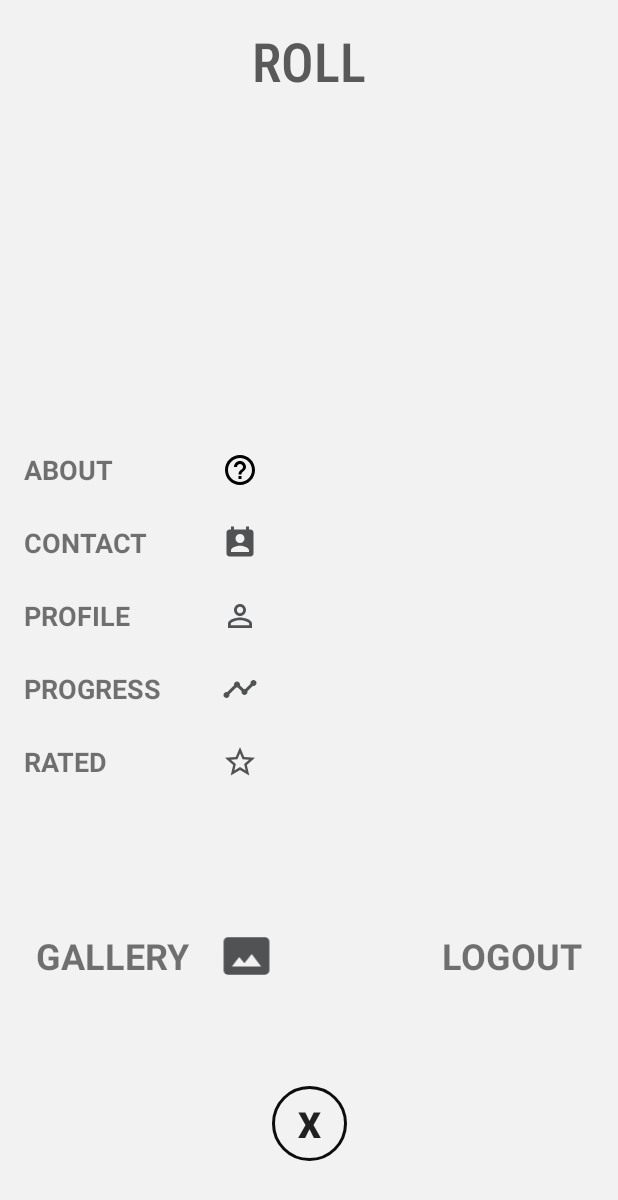
After one commit to ikhsanmoh/androidProject-rollApp, an Android app: the Home screen opened directly, with no data from a screen before it, on a phone screen of 412 x 824 dp. The commit adds this screen. Shown: the top 1200 px of the screen. Run offline under Robolectric (Android 15) with nearby library versions, the phone set to English and light mode, and no system bars.

Commit message:
Finish modul Home. Arrange activity flow

```diff
--- a/app/src/main/AndroidManifest.xml
+++ b/app/src/main/AndroidManifest.xml
@@ -11,7 +11,8 @@
         android:roundIcon="@mipmap/ic_launcher_round"
         android:supportsRtl="true"
         android:theme="@style/AppTheme">
-        <activity android:name=".OrderCompleted"></activity>
+        <activity android:name=".Home"></activity>
+        <activity android:name=".OrderCompleted" />
         <activity android:name=".OrderConfirmation" />
         <activity android:name=".BookingForm" />
         <activity android:name=".PhotographerProfileActivity" />
--- a/app/src/main/java/project/roll/BerandaActivity.java
+++ b/app/src/main/java/project/roll/BerandaActivity.java
@@ -5,7 +5,12 @@ import androidx.appcompat.app.AppCompatActivity;
 import androidx.recyclerview.widget.GridLayoutManager;
 import androidx.recyclerview.widget.RecyclerView;
 
+import android.content.BroadcastReceiver;
+import android.content.Context;
+import android.content.Intent;
+import android.content.IntentFilter;
 import android.os.Bundle;
+import android.util.Log;
 import android.view.MenuItem;
 import android.widget.Toast;
 
@@ -17,22 +22,25 @@ import project.roll.utils.SampleDataSet;
 public class BerandaActivity extends AppCompatActivity {
 
   private RecyclerView photographerRecView;
+  private BroadcastReceiver broadcastReceiver;
+
+  private Toast toast;
+  private Intent myInt;
 
   private BottomNavigationView.OnNavigationItemSelectedListener navListener =
           new BottomNavigationView.OnNavigationItemSelectedListener() {
             @Override
             public boolean onNavigationItemSelected(@NonNull MenuItem item) {
-              Toast toast = null;
-
               switch (item.getItemId()){
                 case R.id.nav_home:
-                  toast = Toast.makeText(getApplicationContext(),"Home Selected",Toast.LENGTH_SHORT);
+                  myInt = new Intent(BerandaActivity.this, Home.class);
+                  startActivity(myInt);
                   break;
                 case R.id.nav_categories:
-                  toast = Toast.makeText(getApplicationContext(),"Categories Selected",Toast.LENGTH_SHORT);
+                  toast = Toast.makeText(getApplicationContext(),"Categories selected, but no action!",Toast.LENGTH_SHORT);
+                  toast.show();
                   break;
               }
-              toast.show();
               return true;
             }
           };
@@ -52,5 +60,23 @@ public class BerandaActivity extends AppCompatActivity {
 
     BottomNavigationView bottomNav = findViewById(R.id.bottom_navigation);
     bottomNav.setOnNavigationItemSelectedListener(navListener);
+
+    broadcastReceiver = new BroadcastReceiver() {
+      @Override
+      public void onReceive(Context arg0, Intent intent) {
+        String action = intent.getAction();
+        if (action.equals("finish_all_activity")) {
+          Log.d("OnReceiveTest", "Beranda Finished");
+          finish();
+        }
+      }
+    };
+    registerReceiver(broadcastReceiver, new IntentFilter("finish_all_activity"));
+  }
+
+  @Override
+  protected void onDestroy() {
+    super.onDestroy();
+    unregisterReceiver(broadcastReceiver);
   }
 }
--- a/app/src/main/java/project/roll/BookingForm.java
+++ b/app/src/main/java/project/roll/BookingForm.java
@@ -118,13 +118,13 @@ public class BookingForm extends AppCompatActivity implements View.OnClickListen
       @Override
       public void onReceive(Context arg0, Intent intent) {
         String action = intent.getAction();
-        if (action.equals("finish_activity")) {
+        if (action.equals("finish_order_activity")) {
           Log.d("OnReceiveTest", "Booking Form Finished");
           finish();
         }
       }
     };
-    registerReceiver(broadcastReceiver, new IntentFilter("finish_activity"));
+    registerReceiver(broadcastReceiver, new IntentFilter("finish_order_activity"));
   }
 
   public ArrayAdapter<String> adapterSetup(){
--- /dev/null
+++ b/app/src/main/java/project/roll/Home.java
@@ -0,0 +1,43 @@
+package project.roll;
+
+import androidx.appcompat.app.AppCompatActivity;
+
+import android.content.Intent;
+import android.os.Bundle;
+import android.view.View;
+import android.widget.Button;
+import android.widget.TextView;
+
+public class Home extends AppCompatActivity implements View.OnClickListener {
+
+  private TextView btnLogout;
+  private Button btnClose;
+
+  @Override
+  protected void onCreate(Bundle savedInstanceState) {
+    super.onCreate(savedInstanceState);
+    setContentView(R.layout.activity_home);
+
+    btnLogout = findViewById(R.id.btnLogout);
+    btnClose = findViewById(R.id.btnClose);
+
+    btnLogout.setOnClickListener(this);
+    btnClose.setOnClickListener(this);
+  }
+
+  @Override
+  public void onClick(View view) {
+    switch (view.getId()) {
+      case R.id.btnClose:
+        finish();
+        break;
+      case R.id.btnLogout:
+        Intent intent = new Intent("finish_all_activity");
+        sendBroadcast(intent);
+        finish();
+        break;
+      default:
+        break;
+    }
+  }
+}
--- a/app/src/main/java/project/roll/LoginActivity.java
+++ b/app/src/main/java/project/roll/LoginActivity.java
@@ -20,5 +20,6 @@ public class LoginActivity extends AppCompatActivity {
     Intent myInt = new Intent(this, BerandaActivity.class);
     //Opening New Activity
     startActivity(myInt);
+    finish();
   }
 }
--- a/app/src/main/java/project/roll/MainActivity.java
+++ b/app/src/main/java/project/roll/MainActivity.java
@@ -1,12 +1,16 @@
 package project.roll;
 
+import androidx.appcompat.app.AlertDialog;
 import androidx.appcompat.app.AppCompatActivity;
 
+import android.content.DialogInterface;
 import android.content.Intent;
 import android.os.Bundle;
 import android.view.View;
 
 public class MainActivity extends AppCompatActivity {
+
+  AlertDialog.Builder builder;
 
   @Override
   protected void onCreate(Bundle savedInstanceState) {
@@ -29,4 +33,36 @@ public class MainActivity extends AppCompatActivity {
     //Opening New Activity
     startActivity(myInt);
   }
+
+  //Costumize Fungsi tombol back
+  @Override
+  public void onBackPressed() {
+    //Alert Peringatan Keluar dari App
+    isFinish("Keluar dari Applikasi");
+  }
+
+  public void isFinish(String alertMessage) {
+
+    DialogInterface.OnClickListener dialogClickListener = new DialogInterface.OnClickListener() {
+      @Override
+      public void onClick(DialogInterface dialog, int which) {
+        switch (which) {
+          case DialogInterface.BUTTON_POSITIVE:
+            //Keluar dari aktivitas ini
+            finish();
+            break;
+          case DialogInterface.BUTTON_NEGATIVE:
+            //Tidak ada perintah
+            break;
+        }
+      }
+    };
+
+    builder = new AlertDialog.Builder(this);
+    builder.setCancelable(false);
+    builder.setMessage(alertMessage);
+    builder.setPositiveButton("Ya", dialogClickListener);
+    builder.setNegativeButton("Batalkan", dialogClickListener);
+    builder.create().show();
+  }
 }
--- a/app/src/main/java/project/roll/OrderConfirmation.java
+++ b/app/src/main/java/project/roll/OrderConfirmation.java
@@ -128,7 +128,7 @@ public class OrderConfirmation extends AppCompatActivity implements View.OnClick
       case R.id.btnOrder:
         Intent myInt = new Intent(this, OrderCompleted.class);
         myInt.putExtra(PHOTOGRAPHER_ID_KEY, photographerData.getId());
-        Intent intent = new Intent("finish_activity");
+        Intent intent = new Intent("finish_order_activity");
         sendBroadcast(intent);
         startActivity(myInt);
         finish();
--- a/app/src/main/java/project/roll/PhotographerProfileActivity.java
+++ b/app/src/main/java/project/roll/PhotographerProfileActivity.java
@@ -30,7 +30,7 @@ public class PhotographerProfileActivity extends AppCompatActivity implements Vi
 
   private Photographer photographerData;
 
-  private  BroadcastReceiver broadcastReceiver;
+  private BroadcastReceiver broadcastReceiver;
 
   @Override
   protected void onCreate(Bundle savedInstanceState) {
@@ -57,13 +57,13 @@ public class PhotographerProfileActivity extends AppCompatActivity implements Vi
       @Override
       public void onReceive(Context arg0, Intent intent) {
         String action = intent.getAction();
-        if (action.equals("finish_activity")) {
+        if (action.equals("finish_order_activity")) {
           Log.d("OnReceiveTest", "Photographer Profile Finished");
           finish();
         }
       }
     };
-    registerReceiver(broadcastReceiver, new IntentFilter("finish_activity"));
+    registerReceiver(broadcastReceiver, new IntentFilter("finish_order_activity"));
   }
 
   private void initViews() {
--- a/app/src/main/java/project/roll/RegisterActivity.java
+++ b/app/src/main/java/project/roll/RegisterActivity.java
@@ -2,13 +2,27 @@ package project.roll;
 
 import androidx.appcompat.app.AppCompatActivity;
 
+import android.content.Intent;
 import android.os.Bundle;
+import android.view.View;
+import android.widget.Button;
 
 public class RegisterActivity extends AppCompatActivity {
+
+  private Button btnRegist;
 
   @Override
   protected void onCreate(Bundle savedInstanceState) {
     super.onCreate(savedInstanceState);
     setContentView(R.layout.activity_register);
+
+    btnRegist = findViewById(R.id.btn_submit_regist);
+
+    btnRegist.setOnClickListener(new View.OnClickListener() {
+      @Override
+      public void onClick(View v) {
+        finish();
+      }
+    });
   }
 }
--- /dev/null
+++ b/app/src/main/res/drawable/ic_gallery_black_24dp.xml
@@ -0,0 +1,5 @@
+<vector android:height="24dp" android:tint="#505254"
+    android:viewportHeight="24.0" android:viewportWidth="24.0"
+    android:width="24dp" xmlns:android="http://schemas.android.com/apk/res/android">
+    <path android:fillColor="#FF000000" android:pathData="M21,3H3C2,3 1,4 1,5v14c0,1.1 0.9,2 2,2h18c1,0 2,-1 2,-2V5c0,-1 -1,-2 -2,-2zM5,17l3.5,-4.5 2.5,3.01L14.5,11l4.5,6H5z"/>
+</vector>
--- /dev/null
+++ b/app/src/main/res/drawable/ic_help_outline_black_24dp.xml
@@ -0,0 +1,9 @@
+<vector xmlns:android="http://schemas.android.com/apk/res/android"
+    android:width="24dp"
+    android:height="24dp"
+    android:viewportWidth="24"
+    android:viewportHeight="24">
+  <path
+      android:pathData="M11,18h2v-2h-2v2zM12,2C6.48,2 2,6.48 2,12s4.48,10 10,10 10,-4.48 10,-10S17.52,2 12,2zM12,20c-4.41,0 -8,-3.59 -8,-8s3.59,-8 8,-8 8,3.59 8,8 -3.59,8 -8,8zM12,6c-2.21,0 -4,1.79 -4,4h2c0,-1.1 0.9,-2 2,-2s2,0.9 2,2c0,2 -3,1.75 -3,5h2c0,-2.25 3,-2.5 3,-5 0,-2.21 -1.79,-4 -4,-4z"
+      android:fillColor="#000000"/>
+</vector>
--- /dev/null
+++ b/app/src/main/res/drawable/ic_perm_contact_calendar_black_24dp.xml
@@ -0,0 +1,5 @@
+<vector android:height="24dp" android:tint="#505254"
+    android:viewportHeight="24.0" android:viewportWidth="24.0"
+    android:width="24dp" xmlns:android="http://schemas.android.com/apk/res/android">
+    <path android:fillColor="#FF000000" android:pathData="M19,3h-1L18,1h-2v2L8,3L8,1L6,1v2L5,3c-1.11,0 -2,0.9 -2,2v14c0,1.1 0.89,2 2,2h14c1.1,0 2,-0.9 2,-2L21,5c0,-1.1 -0.9,-2 -2,-2zM12,6c1.66,0 3,1.34 3,3s-1.34,3 -3,3 -3,-1.34 -3,-3 1.34,-3 3,-3zM18,18L6,18v-1c0,-2 4,-3.1 6,-3.1s6,1.1 6,3.1v1z"/>
+</vector>
--- /dev/null
+++ b/app/src/main/res/drawable/ic_person_outline_black_24dp.xml
@@ -0,0 +1,5 @@
+<vector android:height="24dp" android:tint="#505254"
+    android:viewportHeight="24.0" android:viewportWidth="24.0"
+    android:width="24dp" xmlns:android="http://schemas.android.com/apk/res/android">
+    <path android:fillColor="#FF000000" android:pathData="M12,5.9c1.16,0 2.1,0.94 2.1,2.1s-0.94,2.1 -2.1,2.1S9.9,9.16 9.9,8s0.94,-2.1 2.1,-2.1m0,9c2.97,0 6.1,1.46 6.1,2.1v1.1L5.9,18.1L5.9,17c0,-0.64 3.13,-2.1 6.1,-2.1M12,4C9.79,4 8,5.79 8,8s1.79,4 4,4 4,-1.79 4,-4 -1.79,-4 -4,-4zM12,13c-2.67,0 -8,1.34 -8,4v3h16v-3c0,-2.66 -5.33,-4 -8,-4z"/>
+</vector>
--- /dev/null
+++ b/app/src/main/res/drawable/ic_star_border_black_24dp.xml
@@ -0,0 +1,5 @@
+<vector android:height="24dp" android:tint="#505254"
+    android:viewportHeight="24.0" android:viewportWidth="24.0"
+    android:width="24dp" xmlns:android="http://schemas.android.com/apk/res/android">
+    <path android:fillColor="#FF000000" android:pathData="M22,9.24l-7.19,-0.62L12,2 9.19,8.63 2,9.24l5.46,4.73L5.82,21 12,17.27 18.18,21l-1.63,-7.03L22,9.24zM12,15.4l-3.76,2.27 1,-4.28 -3.32,-2.88 4.38,-0.38L12,6.1l1.71,4.04 4.38,0.38 -3.32,2.88 1,4.28L12,15.4z"/>
+</vector>
--- /dev/null
+++ b/app/src/main/res/drawable/ic_timeline_black_24dp.xml
@@ -0,0 +1,5 @@
+<vector android:height="24dp" android:tint="#505254"
+    android:viewportHeight="24.0" android:viewportWidth="24.0"
+    android:width="24dp" xmlns:android="http://schemas.android.com/apk/res/android">
+    <path android:fillColor="#FF000000" android:pathData="M23,8c0,1.1 -0.9,2 -2,2 -0.18,0 -0.35,-0.02 -0.51,-0.07l-3.56,3.55c0.05,0.16 0.07,0.34 0.07,0.52 0,1.1 -0.9,2 -2,2s-2,-0.9 -2,-2c0,-0.18 0.02,-0.36 0.07,-0.52l-2.55,-2.55c-0.16,0.05 -0.34,0.07 -0.52,0.07s-0.36,-0.02 -0.52,-0.07l-4.55,4.56c0.05,0.16 0.07,0.33 0.07,0.51 0,1.1 -0.9,2 -2,2s-2,-0.9 -2,-2 0.9,-2 2,-2c0.18,0 0.35,0.02 0.51,0.07l4.56,-4.55C8.02,9.36 8,9.18 8,9c0,-1.1 0.9,-2 2,-2s2,0.9 2,2c0,0.18 -0.02,0.36 -0.07,0.52l2.55,2.55c0.16,-0.05 0.34,-0.07 0.52,-0.07s0.36,0.02 0.52,0.07l3.55,-3.56C19.02,8.35 19,8.18 19,8c0,-1.1 0.9,-2 2,-2s2,0.9 2,2z"/>
+</vector>
--- /dev/null
+++ b/app/src/main/res/layout/activity_home.xml
@@ -0,0 +1,215 @@
+<?xml version="1.0" encoding="utf-8"?>
+<androidx.constraintlayout.widget.ConstraintLayout
+    xmlns:android="http://schemas.android.com/apk/res/android"
+    xmlns:app="http://schemas.android.com/apk/res-auto"
+    xmlns:tools="http://schemas.android.com/tools"
+    android:layout_width="match_parent"
+    android:layout_height="match_parent"
+    android:background="@color/white_smoke"
+    tools:context=".Home">
+
+
+    <TextView
+        android:id="@+id/textView"
+        android:layout_width="wrap_content"
+        android:layout_height="wrap_content"
+        android:layout_marginTop="16dp"
+        android:fontFamily="sans-serif-condensed-light"
+        android:text="@string/app_name"
+        android:textAlignment="center"
+        android:textAllCaps="true"
+        android:textAppearance="@style/TextAppearance.AppCompat.Large"
+        android:textColor="@color/gray"
+        android:textSize="36sp"
+        android:textStyle="bold"
+        app:layout_constraintEnd_toEndOf="parent"
+        app:layout_constraintStart_toStartOf="parent"
+        app:layout_constraintTop_toTopOf="parent" />
+
+    <androidx.constraintlayout.widget.ConstraintLayout
+        android:id="@+id/constraintLayout6"
+        android:layout_width="match_parent"
+        android:layout_height="wrap_content"
+        android:layout_marginStart="16dp"
+        android:layout_marginEnd="16dp"
+        app:layout_constraintBottom_toTopOf="@+id/relativeLayout2"
+        app:layout_constraintEnd_toEndOf="parent"
+        app:layout_constraintStart_toStartOf="parent"
+        app:layout_constraintTop_toBottomOf="@+id/textView"
+        app:layout_constraintVertical_bias="0.7">
+
+        <TextView
+            android:id="@+id/textView5"
+            android:layout_width="wrap_content"
+            android:layout_height="wrap_content"
+            android:text="@string/about"
+            android:textSize="18sp"
+            android:textStyle="bold"
+            app:layout_constraintStart_toStartOf="parent"
+            app:layout_constraintTop_toTopOf="parent" />
+
+        <ImageView
+            android:id="@+id/imageView"
+            android:layout_width="wrap_content"
+            android:layout_height="wrap_content"
+            app:layout_constraintBottom_toBottomOf="@+id/textView5"
+            app:layout_constraintStart_toStartOf="@+id/guideline2"
+            app:layout_constraintTop_toTopOf="@+id/textView5"
+            app:srcCompat="@drawable/ic_help_outline_black_24dp" />
+
+        <TextView
+            android:id="@+id/textView6"
+            android:layout_width="wrap_content"
+            android:layout_height="wrap_content"
+            android:layout_alignParentStart="true"
+            android:layout_alignParentTop="true"
+            android:layout_marginTop="24dp"
+            android:text="@string/contact"
+            android:textSize="18sp"
+            android:textStyle="bold"
+            app:layout_constraintStart_toStartOf="parent"
+            app:layout_constraintTop_toBottomOf="@+id/imageView" />
+
+        <ImageView
+            android:id="@+id/imageView2"
+            android:layout_width="wrap_content"
+            android:layout_height="wrap_content"
+            app:layout_constraintBottom_toBottomOf="@+id/textView6"
+            app:layout_constraintStart_toStartOf="@+id/guideline2"
+            app:layout_constraintTop_toTopOf="@+id/textView6"
+            app:srcCompat="@drawable/ic_perm_contact_calendar_black_24dp" />
+
+        <TextView
+            android:id="@+id/textView7"
+            android:layout_width="wrap_content"
+            android:layout_height="wrap_content"
+            android:layout_alignParentStart="true"
+            android:layout_alignParentTop="true"
+            android:layout_marginTop="24dp"
+            android:text="@string/profile"
+            android:textSize="18sp"
+            android:textStyle="bold"
+            app:layout_constraintStart_toStartOf="parent"
+            app:layout_constraintTop_toBottomOf="@+id/imageView2" />
+
+        <ImageView
+            android:id="@+id/imageView3"
+            android:layout_width="wrap_content"
+            android:layout_height="wrap_content"
+            app:layout_constraintBottom_toBottomOf="@+id/textView7"
+            app:layout_constraintStart_toStartOf="@+id/guideline2"
+            app:layout_constraintTop_toTopOf="@+id/textView7"
+            app:srcCompat="@drawable/ic_person_outline_black_24dp" />
+
+        <TextView
+            android:id="@+id/textView8"
+            android:layout_width="wrap_content"
+            android:layout_height="wrap_content"
+            android:layout_alignParentStart="true"
+            android:layout_marginTop="24dp"
+            android:text="@string/progress"
+            android:textSize="18sp"
+            android:textStyle="bold"
+            app:layout_constraintStart_toStartOf="parent"
+            app:layout_constraintTop_toBottomOf="@+id/imageView3" />
+
+        <ImageView
+            android:id="@+id/imageView4"
+            android:layout_width="wrap_content"
+            android:layout_height="wrap_content"
+            app:layout_constraintBottom_toBottomOf="@+id/textView8"
+            app:layout_constraintStart_toStartOf="@+id/guideline2"
+            app:layout_constraintTop_toTopOf="@+id/textView8"
+            app:srcCompat="@drawable/ic_timeline_black_24dp" />
+
+        <TextView
+            android:id="@+id/textView9"
+            android:layout_width="wrap_content"
+            android:layout_height="wrap_content"
+            android:layout_alignParentStart="true"
+            android:layout_alignParentTop="true"
+            android:layout_marginTop="24dp"
+            android:text="@string/rated"
+            android:textSize="18sp"
+            android:textStyle="bold"
+            app:layout_constraintStart_toStartOf="parent"
+            app:layout_constraintTop_toBottomOf="@+id/imageView4" />
+
+        <ImageView
+            android:id="@+id/imageView5"
+            android:layout_width="wrap_content"
+            android:layout_height="wrap_content"
+            app:layout_constraintBottom_toBottomOf="@+id/textView9"
+            app:layout_constraintStart_toStartOf="@+id/guideline2"
+            app:layout_constraintTop_toTopOf="@+id/textView9"
+            app:srcCompat="@drawable/ic_star_border_black_24dp" />
+
+        <androidx.constraintlayout.widget.Guideline
+            android:id="@+id/guideline2"
+            android:layout_width="wrap_content"
+            android:layout_height="wrap_content"
+            android:orientation="vertical"
+            app:layout_constraintGuide_begin="132dp" />
+    </androidx.constraintlayout.widget.ConstraintLayout>
+
+    <RelativeLayout
+        android:id="@+id/relativeLayout2"
+        android:layout_width="0dp"
+        android:layout_height="wrap_content"
+        android:layout_marginStart="24dp"
+        android:layout_marginEnd="24dp"
+        android:layout_marginBottom="70dp"
+        app:layout_constraintBottom_toTopOf="@+id/btnClose"
+        app:layout_constraintEnd_toEndOf="parent"
+        app:layout_constraintStart_toStartOf="parent">
+
+        <LinearLayout
+            android:layout_width="wrap_content"
+            android:layout_height="wrap_content"
+            android:layout_centerVertical="true"
+            android:orientation="horizontal">
+
+            <TextView
+                android:id="@+id/textView10"
+                android:layout_width="wrap_content"
+                android:layout_height="wrap_content"
+                android:layout_marginEnd="20dp"
+                android:text="@string/gallery"
+                android:textSize="24sp"
+                android:textStyle="bold" />
+
+            <ImageView
+                android:id="@+id/imageView6"
+                android:layout_width="35dp"
+                android:layout_height="33dp"
+                app:srcCompat="@drawable/ic_gallery_black_24dp" />
+
+
+        </LinearLayout>
+
+        <TextView
+            android:id="@+id/btnLogout"
+            android:layout_width="wrap_content"
+            android:layout_height="wrap_content"
+            android:layout_alignParentRight="true"
+            android:text="@string/logout"
+            android:textSize="24sp"
+            android:textStyle="bold" />
+
+    </RelativeLayout>
+
+    <Button
+        android:id="@+id/btnClose"
+        android:layout_width="50dp"
+        android:layout_height="50dp"
+        android:layout_marginBottom="50dp"
+        android:background="@drawable/circle_shape_transparent_stroke_green"
+        android:backgroundTint="@color/black"
+        android:text="@string/propmt_close"
+        android:textSize="24sp"
+        android:textStyle="bold"
+        app:layout_constraintBottom_toBottomOf="parent"
+        app:layout_constraintEnd_toEndOf="parent"
+        app:layout_constraintStart_toStartOf="parent" />
+
+</androidx.constraintlayout.widget.ConstraintLayout>
--- a/app/src/main/res/layout/activity_order_confirmation.xml
+++ b/app/src/main/res/layout/activity_order_confirmation.xml
@@ -63,7 +63,6 @@
                     app:layout_constraintStart_toStartOf="parent"
                     android:layout_marginHorizontal="15dp"
                     android:layout_marginTop="15dp"
-                    android:paddingBottom="100dp"
                     app:layout_constraintTop_toBottomOf="@id/rowOne">
 
                     <androidx.constraintlayout.widget.Guideline
--- a/app/src/main/res/values/strings.xml
+++ b/app/src/main/res/values/strings.xml
@@ -16,8 +16,13 @@
     <!-- Button Text -->
     <string name="about">ABOUT</string>
     <string name="contact">CONTACT</string>
+    <string name="profile">PROFILE</string>
+    <string name="progress">PROGRESS</string>
+    <string name="rated">RATED</string>
+    <string name="gallery">GALLERY</string>
     <string name="regist">REGISTER</string>
     <string name="login">LOGIN</string>
+    <string name="logout">LOGOUT</string>
     <string name="propmt_close">X</string>
     <string name="booking">Book</string>
     <string name="cancel">Cancel</string>
```
